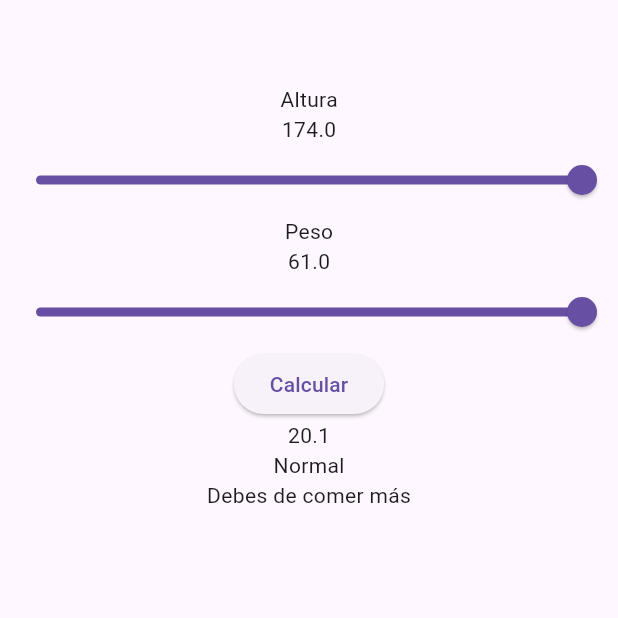
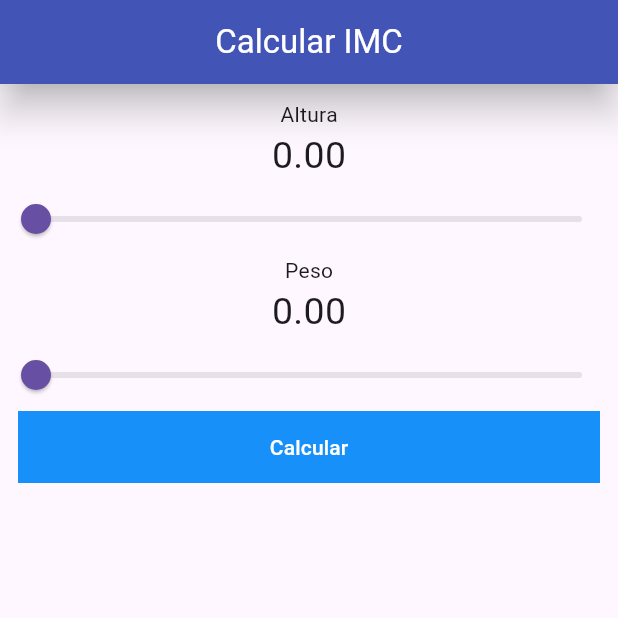
Before and after one commit to WCNosliwsys/imc_flutter, a Flutter app: the screen it shows after launch, on a phone screen of 412 x 824 dp, the top half of it. Run offline on Flutter 3.47's test engine with Material 3 defaults, Android fonts, the phone set to English and light mode, and no system bars.

Commit message:
app imc concluida

```diff
--- a/lib/main.dart
+++ b/lib/main.dart
@@ -12,22 +12,136 @@ class IMC extends StatefulWidget {
 }
 
 class _IMCState extends State<IMC> {
+  double altura = 0;
+  double peso = 0;
+  bool onMostrar = false;
+  List<Map<String, dynamic>> detalleIMC = [
+    {
+      "evaluacion": "Delgadez o bajo de Peso",
+      "recomendacion":
+          "Es importante consultar a un profesional de la salud para evaluar tu situación. Puede ser necesario ajustar tu dieta para asegurar una ingesta adecuada de nutrientes.",
+      "imagen": "assets/delgadez_imagen.png"
+    },
+    {
+      "evaluacion": "Normal o Peso saludable",
+      "recomendacion":
+          "¡Felicidades! Mantén un estilo de vida saludable con una dieta balanceada y ejercicio regular para mantener tu peso en un rango saludable.",
+      "imagen": "assets/peso_saludable_imagen.png"
+    },
+    {
+      "evaluacion": "Sobrepeso",
+      "recomendacion":
+          "Considera hacer cambios en tu dieta y aumentar la actividad física para alcanzar un peso saludable. Consulta a un profesional para obtener orientación personalizada.",
+      "imagen": "assets/sobrepeso_imagen.png"
+    },
+    {
+      "evaluacion": "Obesidad",
+      "recomendacion":
+          "Es importante buscar asesoramiento médico para desarrollar un plan de pérdida de peso seguro y efectivo. Se pueden recomendar cambios en la dieta y el ejercicio.",
+      "imagen": "assets/obesidad_imagen.png"
+    }
+  ];
+  double calculoIMC = 0;
+  int resultadoIMC = 0;
+  void Calcular() {
+    onMostrar = true;
+    calculoIMC = peso / (altura * altura);
+    if (calculoIMC < 18.5) {
+      resultadoIMC = 0;
+    } else if (calculoIMC < 24.9) {
+      resultadoIMC = 1;
+    } else if (calculoIMC < 29.9) {
+      resultadoIMC = 2;
+    } else {
+      resultadoIMC = 3;
+    }
+    setState(() {});
+  }
+
   @override
   Widget build(BuildContext context) {
     return Scaffold(
-        appBar: AppBar(),
+        appBar: AppBar(
+          title: Text(
+            "Calcular IMC",
+            style: TextStyle(color: Colors.white),
+          ),
+          backgroundColor: Color(0xff3d55b7),
+          centerTitle: true,
+          elevation: 10,
+          shadowColor: Colors.black,
+        ),
         body: Column(
           children: [
+            SizedBox(
+              height: 10,
+            ),
             Text("Altura"),
-            Text("174.0"),
-            Slider(value: 10, onChanged: (value) {}),
+            Text(
+              "${altura.toStringAsFixed(2)}",
+              style: TextStyle(fontSize: 25),
+            ),
+            Slider(
+                min: 0,
+                max: 2.5,
+                value: altura,
+                onChanged: (value) {
+                  altura = value;
+                  setState(() {});
+                }),
             Text("Peso"),
-            Text("61.0"),
-            Slider(value: 10, onChanged: (value) {}),
-            ElevatedButton(onPressed: () {}, child: Text("Calcular")),
-            Text("20.1"),
-            Text("Normal"),
-            Text("Debes de comer más"),
+            Text(
+              "${peso.toStringAsFixed(2)}",
+              style: TextStyle(fontSize: 25),
+            ),
+            Slider(
+                min: 0,
+                max: 200,
+                value: peso,
+                onChanged: (value) {
+                  peso = value;
+                  setState(() {});
+                }),
+            Container(
+              margin: EdgeInsets.symmetric(horizontal: 12),
+              color: Color(0xff1790f9),
+              width: double.infinity,
+              child: MaterialButton(
+                onPressed: () {
+                  Calcular();
+                },
+                child: Text(
+                  "Calcular",
+                  style: TextStyle(color: Colors.white),
+                ),
+              ),
+            ),
+            Visibility(
+                visible: onMostrar,
+                child: Padding(
+                  padding: const EdgeInsets.all(8.0),
+                  child: Column(
+                    children: [
+                      Text(
+                        "${calculoIMC.toStringAsFixed(2)}",
+                        style: TextStyle(fontSize: 25),
+                      ),
+                      Text(
+                        detalleIMC[resultadoIMC]["evaluacion"],
+                        style: TextStyle(fontWeight: FontWeight.bold),
+                      ),
+                      Text(
+                        detalleIMC[resultadoIMC]["recomendacion"],
+                        style: TextStyle(fontSize: 11),
+                        textAlign: TextAlign.center,
+                      ),
+                      Image.asset(
+                        detalleIMC[resultadoIMC]["imagen"],
+                        height: 200,
+                      )
+                    ],
+                  ),
+                ))
           ],
         ));
   }
--- a/pubspec.yaml
+++ b/pubspec.yaml
@@ -59,8 +59,8 @@ flutter:
   uses-material-design: true
 
   # To add assets to your application, add an assets section, like this:
-  # assets:
-  #   - images/a_dot_burr.jpeg
+  assets:
+    - assets/
   #   - images/a_dot_ham.jpeg
 
   # An image asset can refer to one or more resolution-specific "variants", see
```
Also changed, not shown: assets/delgadez_imagen.png (added), assets/obesidad_imagen.png (added), assets/peso_saludable_imagen.png (added), assets/sobrepeso_imagen.png (added).
